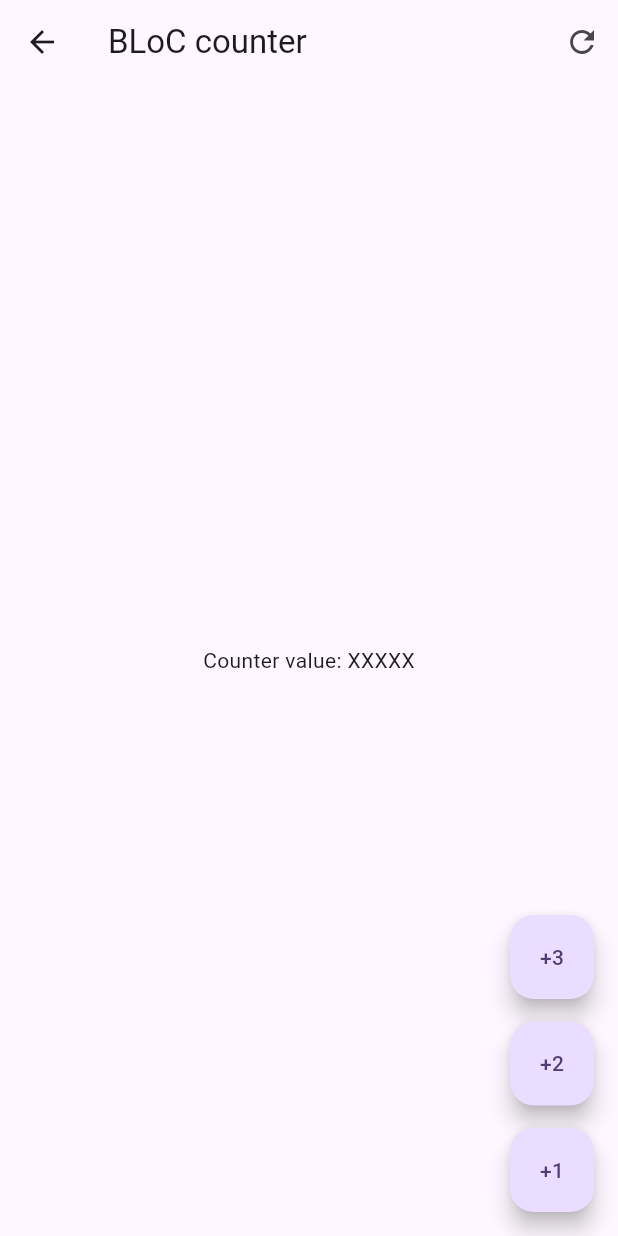
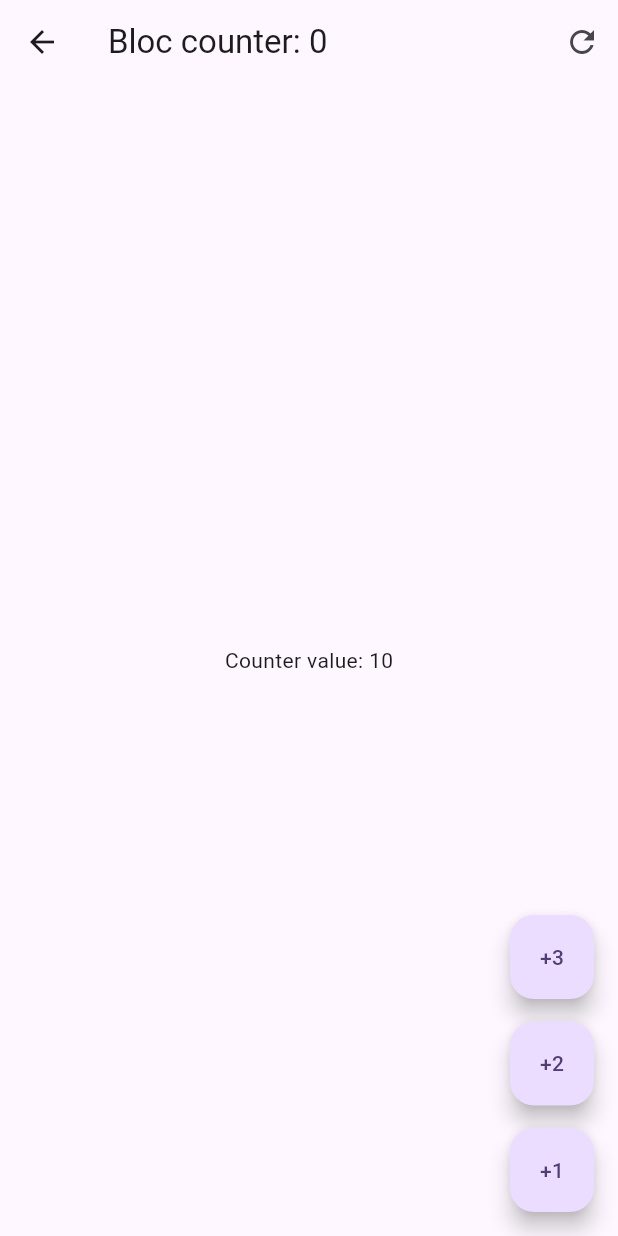
Before and after one commit to acensito/flutter_form_app, a Flutter app: the screen it shows after launch, after a tap on "BLoC", on a phone screen of 412 x 824 dp. Run offline on Flutter 3.47's test engine with Material 3 defaults, Android fonts, the phone set to English and light mode, and no system bars; our stand-ins replace equatable, flutter_bloc, go_router.

Commit message:
creando CounterReset Event

```diff
--- a/lib/presentation/blocs/counter_cubit/counter_bloc/counter_bloc.dart
+++ b/lib/presentation/blocs/counter_cubit/counter_bloc/counter_bloc.dart
@@ -8,6 +8,7 @@ class CounterBloc extends Bloc<CounterEvent, CounterState> {
   CounterBloc() : super(CounterState()) {
 
     on<CounterIncreased>( _onCounterIncreased );
+    on<CounterReset>( _onCounterReset );
 
   }
 
@@ -17,4 +18,10 @@ class CounterBloc extends Bloc<CounterEvent, CounterState> {
       transactionCount: state.transactionCount + 1
     ));
   }
+
+  void _onCounterReset(CounterReset event, Emitter<CounterState> emit) {
+    emit (state.copyWith(
+      counter: 0
+    ));
+  }
 }
--- a/lib/presentation/blocs/counter_cubit/counter_bloc/counter_event.dart
+++ b/lib/presentation/blocs/counter_cubit/counter_bloc/counter_event.dart
@@ -9,6 +9,7 @@ sealed class CounterEvent extends Equatable {
 
 class CounterIncreased extends CounterEvent {
   final int value;
-
   const CounterIncreased({required this.value});
 }
+
+class CounterReset extends CounterEvent {}
--- a/lib/presentation/blocs/counter_cubit/counter_bloc/counter_state.dart
+++ b/lib/presentation/blocs/counter_cubit/counter_bloc/counter_state.dart
@@ -20,5 +20,3 @@ class CounterState extends Equatable {
   @override
   List<Object> get props => [counter, transactionCount];
 }
-
-// final class CounterInitial extends CounterState {}
--- a/lib/presentation/screens/bloc_counter_screen.dart
+++ b/lib/presentation/screens/bloc_counter_screen.dart
@@ -1,37 +1,65 @@
 import 'package:flutter/material.dart';
+import 'package:flutter_bloc/flutter_bloc.dart';
+import 'package:form_app/presentation/blocs/counter_cubit/counter_bloc/counter_bloc.dart';
 
 class BlocCounterScreen extends StatelessWidget {
   const BlocCounterScreen({super.key});
 
   @override
   Widget build(BuildContext context) {
+    return BlocProvider(
+      create: (_) => CounterBloc(),
+      child: BlocCounterView(),
+    );
+  }
+}
+
+class BlocCounterView extends StatelessWidget {
+  const BlocCounterView({super.key});
+
+  void increaseCounterBy(BuildContext context, [int value = 1]) {
+    context.read<CounterBloc>().add(CounterIncreased(value: value));
+  }
+
+  void resetCounter(BuildContext context, [int value = 0]) {
+
+  }
+
+  @override
+  Widget build(BuildContext context) {
     return Scaffold(
       appBar: AppBar(
-        title: Text('BLoC counter'),
+        title: context.select(
+          (CounterBloc bloc) => Text('Bloc counter: ${bloc.state.transactionCount}')),
         actions: [
-          IconButton(onPressed: () => {}, icon: Icon(Icons.refresh_outlined))
+          IconButton(
+            onPressed: () => context.read<CounterBloc>().add(CounterReset()),
+            icon: Icon(Icons.refresh_outlined))
         ],
       ),
-      body: Center(
-        child: const Text('Counter value: XXXXX'),
-      ),
+      body: Center(child: context.select(
+        (CounterBloc counterBloc) => Text('Counter value: ${counterBloc.state.counter}')
+      )),
       floatingActionButton: Column(
         mainAxisAlignment: MainAxisAlignment.end,
         children: [
           FloatingActionButton(
             heroTag: '1', //indicamos boton por defecto entre scaffolds
             child: Text('+3'),
-            onPressed: () => {}),
-            const SizedBox(height: 15),
+            onPressed: () => increaseCounterBy(context, 3),
+          ),
+          const SizedBox(height: 15),
           FloatingActionButton(
             heroTag: '2', //indicamos boton por defecto entre scaffolds
             child: Text('+2'),
-            onPressed: () => {}),
-            const SizedBox(height: 15),
+            onPressed: () => increaseCounterBy(context, 2),
+          ),
+          const SizedBox(height: 15),
           FloatingActionButton(
             heroTag: '3', //indicamos boton por defecto entre scaffolds
             child: Text('+1'),
-            onPressed: () => {}),
+            onPressed: () => increaseCounterBy(context, 1),
+          ),
         ],
       ),
     );
--- a/lib/presentation/screens/home_screen.dart
+++ b/lib/presentation/screens/home_screen.dart
@@ -21,6 +21,8 @@ class HomeScreen extends StatelessWidget {
             trailing: Icon(Icons.arrow_forward_ios_rounded),
             onTap: () => context.push('/blocs'),
           ),
+          Padding(padding: EdgeInsetsGeometry.symmetric(horizontal: 10),
+          child: Divider())
 
         ],
       ),
```
